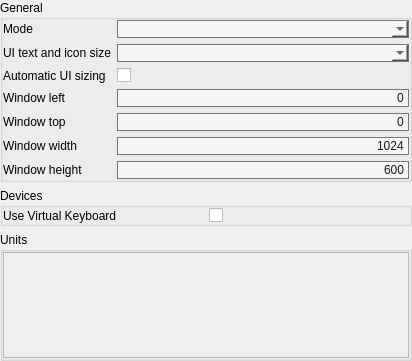
Before: the Qt Designer form ui/settings/Main.ui in OpenFairWind/FairWindSK, drawn with Qt 5.
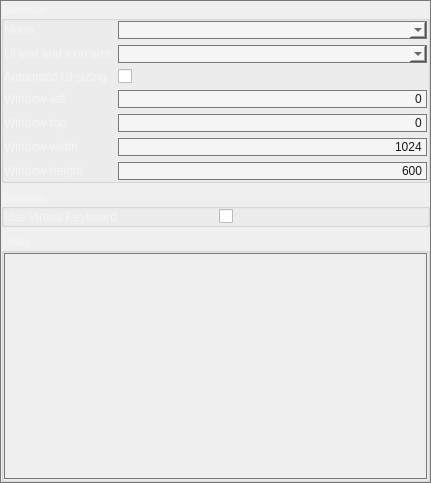
After: the same form once the commit is applied.

```diff
--- a/ui/settings/Main.ui
+++ b/ui/settings/Main.ui
@@ -6,12 +6,21 @@
   <rect>
    <x>0</x>
    <y>0</y>
-   <width>412</width>
-   <height>361</height>
+    <width>431</width>
+    <height>483</height>
   </rect>
  </property>
   <property name="styleSheet">
-   <string notr="true">QLineEdit, QComboBox, QAbstractItemView {
+   <string notr="true">QWidget {
+    color: rgb(245, 245, 245);
+}
+QGroupBox {
+    color: rgb(245, 245, 245);
+}
+QLabel {
+    color: rgb(245, 245, 245);
+}
+QLineEdit, QComboBox, QAbstractItemView, QScrollArea {
     background-color: rgb(245, 245, 245);
     color: rgb(24, 24, 24);
     border: 1px solid rgb(120, 120, 120);
@@ -19,6 +28,36 @@
     selection-color: rgb(255, 255, 255);
 }</string>
   </property>
+  <layout class="QVBoxLayout" name="verticalLayout_Root">
+   <property name="leftMargin">
+    <number>0</number>
+   </property>
+   <property name="topMargin">
+    <number>0</number>
+   </property>
+   <property name="rightMargin">
+    <number>0</number>
+   </property>
+   <property name="bottomMargin">
+    <number>0</number>
+   </property>
+   <item>
+    <widget class="QScrollArea" name="scrollArea_Main">
+     <property name="widgetResizable">
+      <bool>true</bool>
+     </property>
+     <property name="horizontalScrollBarPolicy">
+      <enum>Qt::ScrollBarAlwaysOff</enum>
+     </property>
+     <widget class="QWidget" name="scrollAreaWidgetContents_Main">
+      <property name="geometry">
+       <rect>
+        <x>0</x>
+        <y>0</y>
+        <width>427</width>
+        <height>479</height>
+       </rect>
+      </property>
   <layout class="QGridLayout" name="gridLayout_Main">
    <property name="leftMargin">
     <number>0</number>
@@ -34,12 +73,6 @@
    </property>
    <item row="0" column="0">
     <widget class="QGroupBox" name="groupBox_General">
-     <property name="sizePolicy">
-      <sizepolicy hsizetype="Preferred" vsizetype="Preferred">
-       <horstretch>0</horstretch>
-       <verstretch>0</verstretch>
-      </sizepolicy>
-     </property>
      <property name="title">
       <string>General</string>
      </property>
@@ -63,6 +96,9 @@
         </property>
        </widget>
       </item>
+          <item row="0" column="1">
+           <widget class="QComboBox" name="comboBox_windowMode"/>
+          </item>
       <item row="1" column="0">
        <widget class="QLabel" name="label_uiScalePreset">
         <property name="text">
@@ -103,10 +139,7 @@
          <string>0</string>
         </property>
         <property name="alignment">
-         <set>Qt::AlignmentFlag::AlignRight|Qt::AlignmentFlag::AlignTrailing|Qt::AlignmentFlag::AlignVCenter</set>
-        </property>
-        <property name="placeholderText">
-         <string>0</string>
+             <set>Qt::AlignRight|Qt::AlignTrailing|Qt::AlignVCenter</set>
         </property>
        </widget>
       </item>
@@ -126,10 +159,7 @@
          <string>0</string>
         </property>
         <property name="alignment">
-         <set>Qt::AlignmentFlag::AlignRight|Qt::AlignmentFlag::AlignTrailing|Qt::AlignmentFlag::AlignVCenter</set>
-        </property>
-        <property name="placeholderText">
-         <string>0</string>
+             <set>Qt::AlignRight|Qt::AlignTrailing|Qt::AlignVCenter</set>
         </property>
        </widget>
       </item>
@@ -149,10 +179,7 @@
          <string>1024</string>
         </property>
         <property name="alignment">
-         <set>Qt::AlignmentFlag::AlignRight|Qt::AlignmentFlag::AlignTrailing|Qt::AlignmentFlag::AlignVCenter</set>
-        </property>
-        <property name="placeholderText">
-         <string>1024</string>
+             <set>Qt::AlignRight|Qt::AlignTrailing|Qt::AlignVCenter</set>
         </property>
        </widget>
       </item>
@@ -172,59 +199,8 @@
          <string>600</string>
         </property>
         <property name="alignment">
-         <set>Qt::AlignmentFlag::AlignRight|Qt::AlignmentFlag::AlignTrailing|Qt::AlignmentFlag::AlignVCenter</set>
-        </property>
-        <property name="placeholderText">
-         <string>600</string>
-        </property>
-       </widget>
-      </item>
-      <item row="0" column="1">
-       <widget class="QComboBox" name="comboBox_windowMode"/>
-      </item>
-     </layout>
-    </widget>
-   </item>
-   <item row="2" column="0">
-    <widget class="QGroupBox" name="groupBox_Units">
-     <property name="sizePolicy">
-      <sizepolicy hsizetype="Preferred" vsizetype="Preferred">
-       <horstretch>0</horstretch>
-       <verstretch>0</verstretch>
-      </sizepolicy>
-     </property>
-     <property name="title">
-      <string>Units</string>
-     </property>
-     <layout class="QGridLayout" name="gridLayout_Units">
-      <property name="leftMargin">
-       <number>0</number>
-      </property>
-      <property name="topMargin">
-       <number>0</number>
-      </property>
-      <property name="rightMargin">
-       <number>0</number>
-      </property>
-      <property name="bottomMargin">
-       <number>0</number>
-      </property>
-      <item row="0" column="0">
-       <widget class="QScrollArea" name="scrollArea">
-        <property name="widgetResizable">
-         <bool>true</bool>
-        </property>
-        <widget class="QWidget" name="scrollAreaWidgetContents">
-         <property name="geometry">
-          <rect>
-           <x>0</x>
-           <y>0</y>
-           <width>404</width>
-           <height>121</height>
-          </rect>
-         </property>
-         <layout class="QGridLayout" name="gridLayout_Measures"/>
-        </widget>
+             <set>Qt::AlignRight|Qt::AlignTrailing|Qt::AlignVCenter</set>
+            </property>
        </widget>
       </item>
      </layout>
@@ -232,12 +208,6 @@
    </item>
    <item row="1" column="0">
     <widget class="QGroupBox" name="groupBox_Devices">
-     <property name="sizePolicy">
-      <sizepolicy hsizetype="Preferred" vsizetype="Preferred">
-       <horstretch>0</horstretch>
-       <verstretch>0</verstretch>
-      </sizepolicy>
-     </property>
      <property name="title">
       <string>Devices</string>
      </property>
@@ -269,6 +239,52 @@
        </widget>
       </item>
      </layout>
+        </widget>
+       </item>
+       <item row="2" column="0">
+        <widget class="QGroupBox" name="groupBox_Units">
+         <property name="title">
+          <string>Units</string>
+         </property>
+         <layout class="QGridLayout" name="gridLayout_Units">
+          <property name="leftMargin">
+           <number>0</number>
+          </property>
+          <property name="topMargin">
+           <number>0</number>
+          </property>
+          <property name="rightMargin">
+           <number>0</number>
+          </property>
+          <property name="bottomMargin">
+           <number>0</number>
+          </property>
+          <item row="0" column="0">
+           <widget class="QScrollArea" name="scrollArea">
+            <property name="widgetResizable">
+             <bool>true</bool>
+            </property>
+            <property name="horizontalScrollBarPolicy">
+             <enum>Qt::ScrollBarAlwaysOff</enum>
+            </property>
+            <widget class="QWidget" name="scrollAreaWidgetContents">
+             <property name="geometry">
+              <rect>
+               <x>0</x>
+               <y>0</y>
+               <width>398</width>
+               <height>149</height>
+              </rect>
+             </property>
+             <layout class="QGridLayout" name="gridLayout_Measures"/>
+            </widget>
+           </widget>
+          </item>
+         </layout>
+        </widget>
+       </item>
+      </layout>
+     </widget>
     </widget>
    </item>
   </layout>
```
Lines whose indentation alone changed are shown as unchanged.
